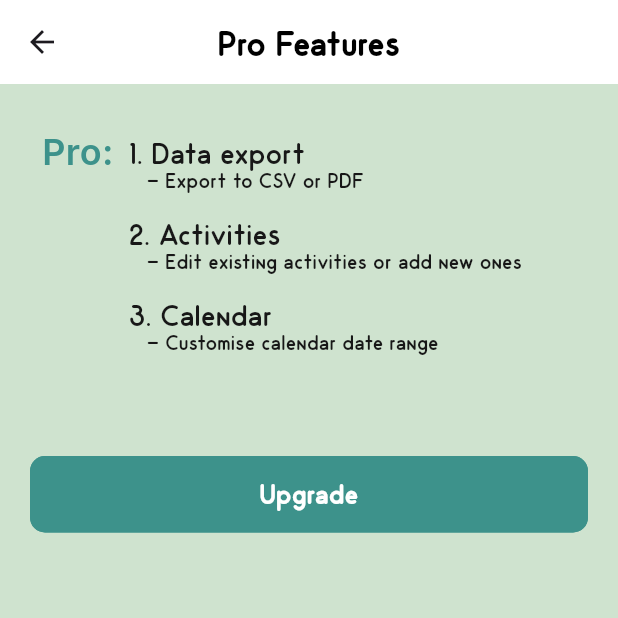
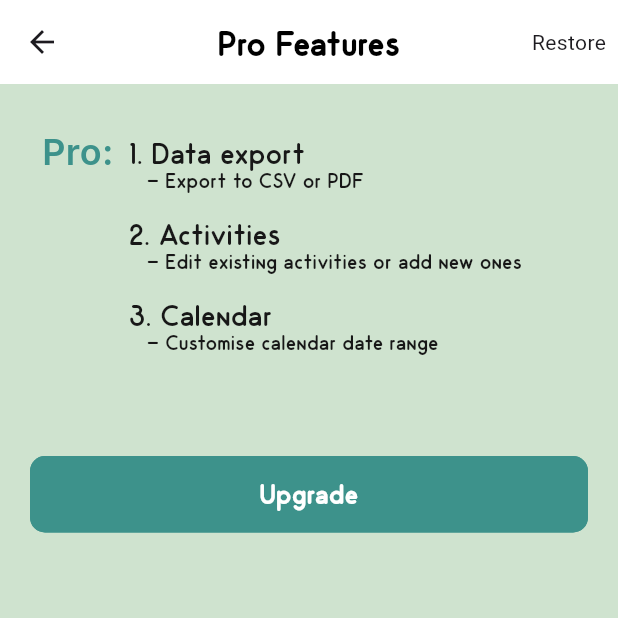
Before and after one commit to jkmonkey515/DailyTimeLog, a Flutter app: the ProfeaturesView screen opened by its route, after a tap on "Upgrade", on a phone screen of 412 x 824 dp, the top half of it. Run offline on Flutter 3.47's test engine with Material 3 defaults, Android fonts, the phone set to English and light mode, and no system bars; our stand-ins replace csv, flutter_datetime_picker_plus, fluttertoast, get, get_storage, in_app_purchase and 4 more; missing offline and left inert: dart:ffi, in_app_purchase_android, in_app_purchase_storekit, syncfusion_flutter_pdf; accounts and stored records are empty; Roboto replaces fonts that are missing (Inter).

Commit message:
added restore button

```diff
--- a/lib/2_view/7_settings/profeatures_view.dart
+++ b/lib/2_view/7_settings/profeatures_view.dart
@@ -26,7 +26,17 @@ class ProfeaturesView extends GetView<ProfeaturesController> {
         centerTitle: true,
         backgroundColor: Colors.white,
         elevation: 0,
+        actions: [
+          GestureDetector(
+            onTap: (){controller.restoreIap();},
+            child: const Padding(
+              padding: EdgeInsets.only(right: 8.0),
+              child: Text('Restore'),
+            ),
+          )
+        ],
       ),
+
       body:  SingleChildScrollView(
         child: Container(
           alignment: Alignment.center,
--- a/lib/3_controller/7_settings/profeatures_controller.dart
+++ b/lib/3_controller/7_settings/profeatures_controller.dart
@@ -58,7 +58,7 @@ class ProfeaturesController extends GetxController {
         productIds = {'trainee.iap.profeature'};
       }
       final ProductDetailsResponse response = await iap.queryProductDetails(productIds);
-      print(response.notFoundIDs);
+      //print(response.notFoundIDs);
       //print(response.productIds);
       if (response.notFoundIDs.isEmpty) {
         final paymentWrapper = SKPaymentQueueWrapper();
```
Also changed, not shown: 8 other files.
